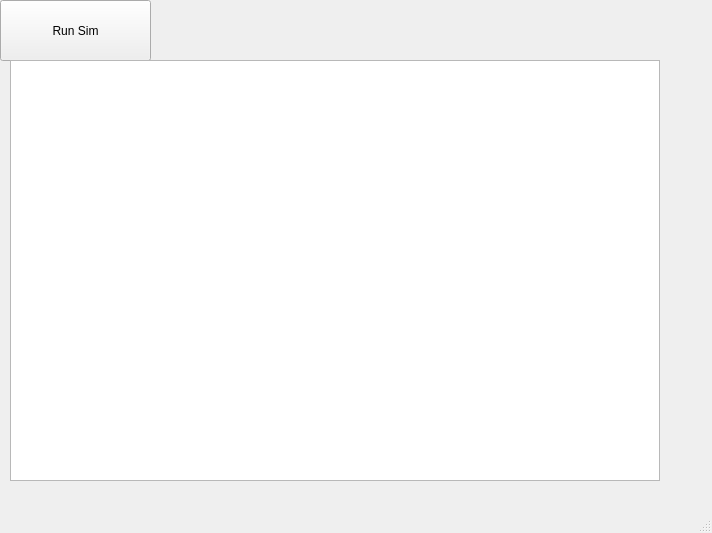
Before: the Qt Designer form chicken_dinner_ui/src/basicwindow.ui in haydennix55/chicken_dinner, drawn with Qt 5.
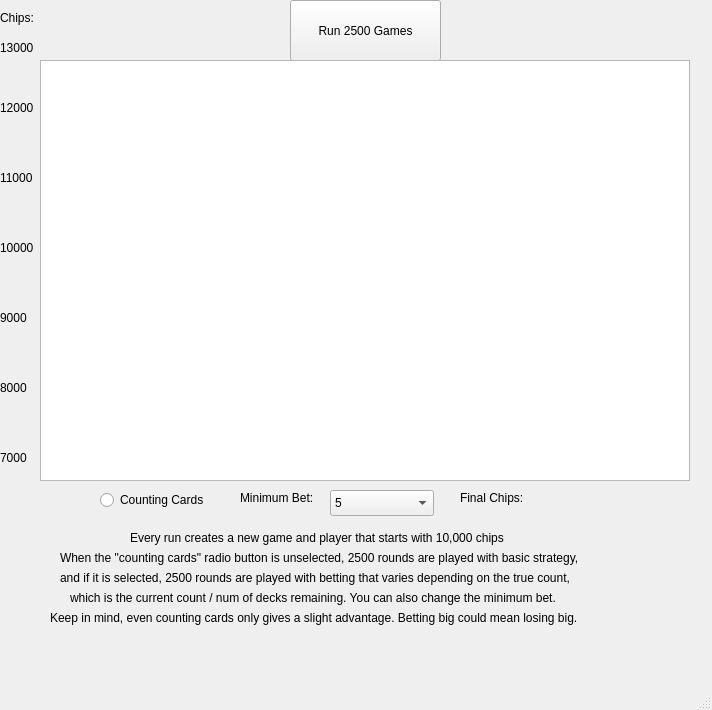
After: the same form once the commit is applied.

Diff of the .ui file:
```diff
--- a/chicken_dinner_ui/src/basicwindow.ui
+++ b/chicken_dinner_ui/src/basicwindow.ui
@@ -7,7 +7,7 @@
     <x>0</x>
     <y>0</y>
     <width>712</width>
-    <height>533</height>
+    <height>710</height>
    </rect>
   </property>
   <property name="windowTitle">
@@ -17,26 +17,282 @@
    <widget class="QPushButton" name="run">
     <property name="geometry">
      <rect>
-      <x>0</x>
+      <x>290</x>
       <y>0</y>
       <width>151</width>
       <height>61</height>
      </rect>
     </property>
     <property name="text">
-     <string>Run Sim</string>
+     <string>Run 2500 Games</string>
     </property>
    </widget>
    <widget class="QGraphicsView" name="graphicsView">
     <property name="geometry">
      <rect>
-      <x>10</x>
+      <x>40</x>
       <y>60</y>
       <width>650</width>
       <height>421</height>
      </rect>
     </property>
    </widget>
+   <widget class="QRadioButton" name="countButtton">
+    <property name="geometry">
+     <rect>
+      <x>100</x>
+      <y>490</y>
+      <width>161</width>
+      <height>20</height>
+     </rect>
+    </property>
+    <property name="text">
+     <string>Counting Cards</string>
+    </property>
+   </widget>
+   <widget class="QLabel" name="label">
+    <property name="geometry">
+     <rect>
+      <x>0</x>
+      <y>450</y>
+      <width>60</width>
+      <height>16</height>
+     </rect>
+    </property>
+    <property name="text">
+     <string>7000</string>
+    </property>
+   </widget>
+   <widget class="QLabel" name="label_2">
+    <property name="geometry">
+     <rect>
+      <x>0</x>
+      <y>380</y>
+      <width>60</width>
+      <height>16</height>
+     </rect>
+    </property>
+    <property name="text">
+     <string>8000</string>
+    </property>
+   </widget>
+   <widget class="QLabel" name="label_3">
+    <property name="geometry">
+     <rect>
+      <x>0</x>
+      <y>240</y>
+      <width>60</width>
+      <height>16</height>
+     </rect>
+    </property>
+    <property name="text">
+     <string>10000</string>
+    </property>
+   </widget>
+   <widget class="QLabel" name="label_4">
+    <property name="geometry">
+     <rect>
+      <x>0</x>
+      <y>310</y>
+      <width>60</width>
+      <height>16</height>
+     </rect>
+    </property>
+    <property name="text">
+     <string>9000</string>
+    </property>
+   </widget>
+   <widget class="QLabel" name="label_5">
+    <property name="geometry">
+     <rect>
+      <x>0</x>
+      <y>170</y>
+      <width>60</width>
+      <height>16</height>
+     </rect>
+    </property>
+    <property name="text">
+     <string>11000</string>
+    </property>
+   </widget>
+   <widget class="QLabel" name="label_6">
+    <property name="geometry">
+     <rect>
+      <x>0</x>
+      <y>100</y>
+      <width>60</width>
+      <height>16</height>
+     </rect>
+    </property>
+    <property name="text">
+     <string>12000</string>
+    </property>
+   </widget>
+   <widget class="QLabel" name="label_7">
+    <property name="geometry">
+     <rect>
+      <x>0</x>
+      <y>40</y>
+      <width>60</width>
+      <height>16</height>
+     </rect>
+    </property>
+    <property name="text">
+     <string>13000</string>
+    </property>
+   </widget>
+   <widget class="QComboBox" name="minBet">
+    <property name="geometry">
+     <rect>
+      <x>330</x>
+      <y>490</y>
+      <width>104</width>
+      <height>26</height>
+     </rect>
+    </property>
+    <item>
+     <property name="text">
+      <string>5</string>
+     </property>
+    </item>
+    <item>
+     <property name="text">
+      <string>10</string>
+     </property>
+    </item>
+    <item>
+     <property name="text">
+      <string>15</string>
+     </property>
+    </item>
+    <item>
+     <property name="text">
+      <string>20</string>
+     </property>
+    </item>
+    <item>
+     <property name="text">
+      <string>25</string>
+     </property>
+    </item>
+   </widget>
+   <widget class="QLabel" name="label_8">
+    <property name="geometry">
+     <rect>
+      <x>240</x>
+      <y>490</y>
+      <width>91</width>
+      <height>16</height>
+     </rect>
+    </property>
+    <property name="text">
+     <string>Minimum Bet:</string>
+    </property>
+   </widget>
+   <widget class="QLabel" name="label_9">
+    <property name="geometry">
+     <rect>
+      <x>0</x>
+      <y>10</y>
+      <width>60</width>
+      <height>16</height>
+     </rect>
+    </property>
+    <property name="text">
+     <string>Chips:</string>
+    </property>
+   </widget>
+   <widget class="QLabel" name="label_10">
+    <property name="geometry">
+     <rect>
+      <x>130</x>
+      <y>530</y>
+      <width>471</width>
+      <height>16</height>
+     </rect>
+    </property>
+    <property name="text">
+     <string>Every run creates a new game and player that starts with 10,000 chips</string>
+    </property>
+   </widget>
+   <widget class="QLabel" name="label_11">
+    <property name="geometry">
+     <rect>
+      <x>60</x>
+      <y>550</y>
+      <width>611</width>
+      <height>16</height>
+     </rect>
+    </property>
+    <property name="text">
+     <string>When the &quot;counting cards&quot; radio button is unselected, 2500 rounds are played with basic strategy,</string>
+    </property>
+   </widget>
+   <widget class="QLabel" name="label_12">
+    <property name="geometry">
+     <rect>
+      <x>60</x>
+      <y>570</y>
+      <width>611</width>
+      <height>16</height>
+     </rect>
+    </property>
+    <property name="text">
+     <string>and if it is selected, 2500 rounds are played with betting that varies depending on the true count,</string>
+    </property>
+   </widget>
+   <widget class="QLabel" name="label_13">
+    <property name="geometry">
+     <rect>
+      <x>70</x>
+      <y>590</y>
+      <width>591</width>
+      <height>16</height>
+     </rect>
+    </property>
+    <property name="text">
+     <string>which is the current count / num of decks remaining. You can also change the minimum bet. </string>
+    </property>
+   </widget>
+   <widget class="QLabel" name="label_14">
+    <property name="geometry">
+     <rect>
+      <x>50</x>
+      <y>610</y>
+      <width>601</width>
+      <height>16</height>
+     </rect>
+    </property>
+    <property name="text">
+     <string>Keep in mind, even counting cards only gives a slight advantage. Betting big could mean losing big.</string>
+    </property>
+   </widget>
+   <widget class="QLabel" name="label_15">
+    <property name="geometry">
+     <rect>
+      <x>460</x>
+      <y>490</y>
+      <width>71</width>
+      <height>16</height>
+     </rect>
+    </property>
+    <property name="text">
+     <string>Final Chips:</string>
+    </property>
+   </widget>
+   <widget class="QLabel" name="finalchips">
+    <property name="geometry">
+     <rect>
+      <x>540</x>
+      <y>490</y>
+      <width>60</width>
+      <height>16</height>
+     </rect>
+    </property>
+    <property name="text">
+     <string/>
+    </property>
+   </widget>
   </widget>
   <widget class="QMenuBar" name="menubar">
    <property name="geometry">
```
Left out of the diff: 2 changed lines with no effect on the pictures.
